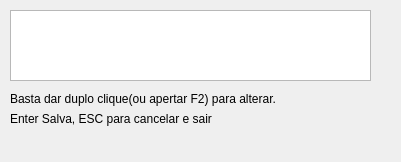
This is Config_Set_Hour_Cost.ui in bedi1982/Oficina as Qt 5 draws it before an edit. The edited form follows.
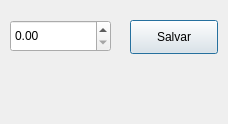
This is the edited form.

Commit message: Refactor, Fixed info/warning/critical popups to reflect the action result, Changed the hour cost function to use a spin box instead a database model.

```diff
--- a/Config_Set_Hour_Cost.ui
+++ b/Config_Set_Hour_Cost.ui
@@ -6,14 +6,14 @@
    <rect>
     <x>0</x>
     <y>0</y>
-    <width>401</width>
-    <height>162</height>
+    <width>228</width>
+    <height>124</height>
    </rect>
   </property>
   <property name="minimumSize">
    <size>
-    <width>401</width>
-    <height>162</height>
+    <width>0</width>
+    <height>0</height>
    </size>
   </property>
   <property name="maximumSize">
@@ -25,43 +25,11 @@
   <property name="windowTitle">
    <string>Ajustar custo por hora trabalhada</string>
   </property>
-  <widget class="QTableView" name="tbl_SetHourCost">
-   <property name="geometry">
-    <rect>
-     <x>10</x>
-     <y>10</y>
-     <width>361</width>
-     <height>71</height>
-    </rect>
-   </property>
-   <property name="toolTip">
-    <string>Duplo clique aqui para alterar o valor.</string>
-   </property>
-   <property name="lineWidth">
-    <number>-3</number>
-   </property>
-   <property name="showGrid">
-    <bool>false</bool>
-   </property>
-  </widget>
-  <widget class="QLabel" name="llb_info">
-   <property name="geometry">
-    <rect>
-     <x>10</x>
-     <y>90</y>
-     <width>311</width>
-     <height>18</height>
-    </rect>
-   </property>
-   <property name="text">
-    <string>Basta dar duplo clique(ou apertar F2) para alterar.</string>
-   </property>
-  </widget>
   <widget class="QLabel" name="lbl_Emoticon">
    <property name="geometry">
     <rect>
-     <x>280</x>
-     <y>110</y>
+     <x>20</x>
+     <y>60</y>
      <width>71</width>
      <height>51</height>
     </rect>
@@ -70,17 +38,27 @@
     <string/>
    </property>
   </widget>
-  <widget class="QLabel" name="llb_info_2">
+  <widget class="QDoubleSpinBox" name="spin_hour_Cost">
    <property name="geometry">
     <rect>
      <x>10</x>
-     <y>110</y>
-     <width>231</width>
-     <height>18</height>
+     <y>20</y>
+     <width>101</width>
+     <height>32</height>
+    </rect>
+   </property>
+  </widget>
+  <widget class="QPushButton" name="btn_Salvar">
+   <property name="geometry">
+    <rect>
+     <x>130</x>
+     <y>20</y>
+     <width>88</width>
+     <height>34</height>
     </rect>
    </property>
    <property name="text">
-    <string>Enter Salva, ESC para cancelar e sair</string>
+    <string>Salvar</string>
    </property>
   </widget>
  </widget>
```
The commit also changes 17 other files.
